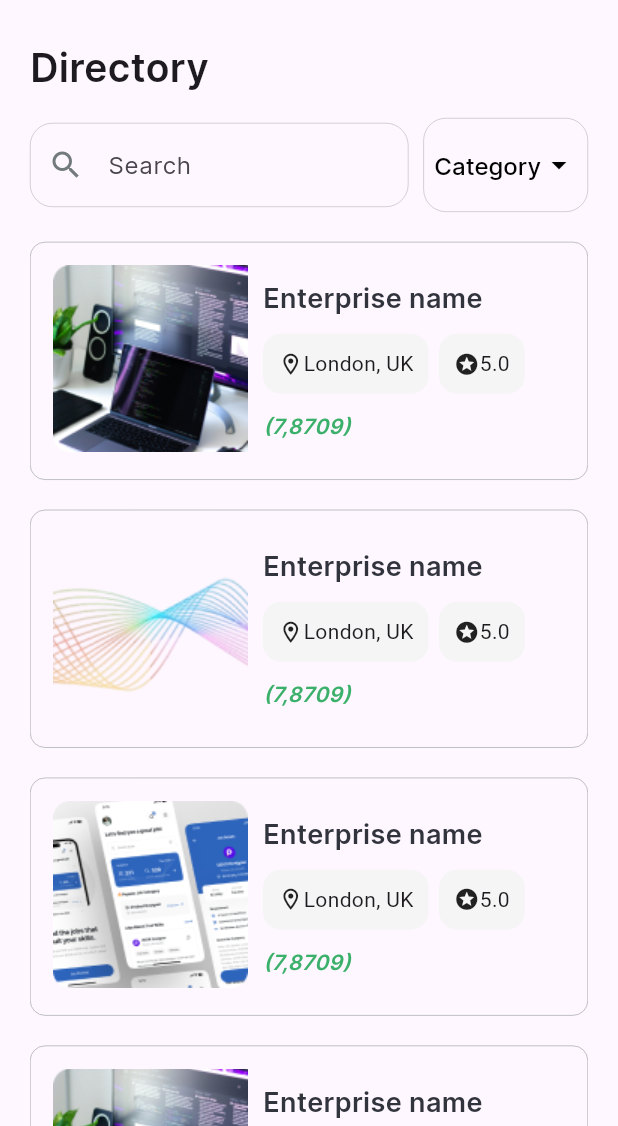
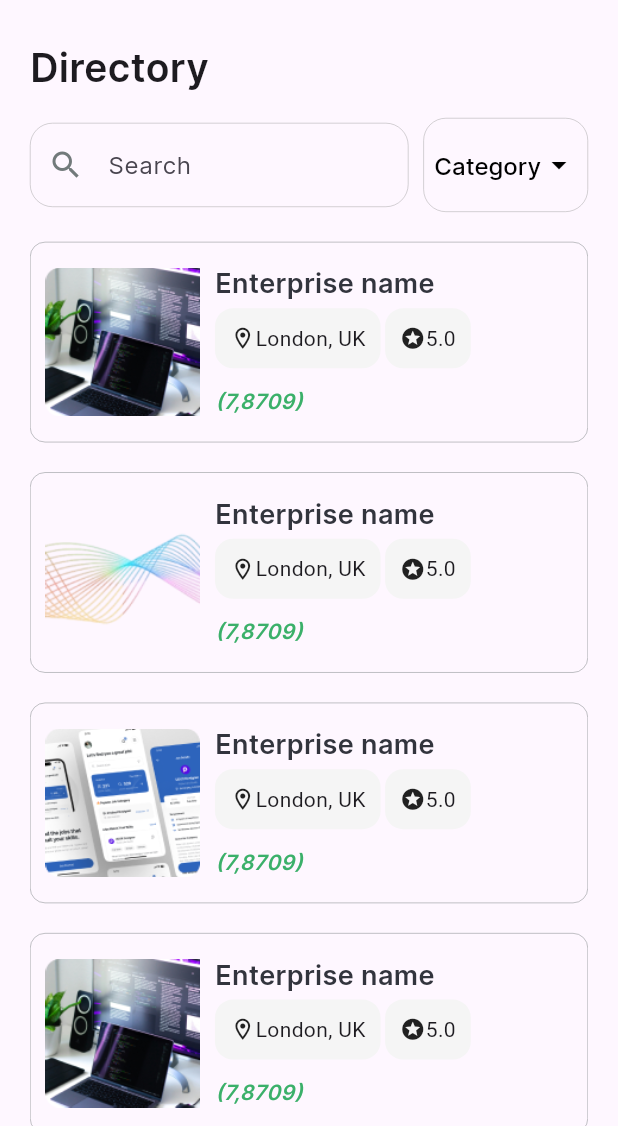
Before and after one commit to Smohana-Priya/coworks_app_ithots, a Flutter app: the Directory screen opened directly, on a phone screen of 412 x 824 dp, the part 110-1236 px from its top. Run offline on Flutter 3.47's test engine with Material 3 defaults, Android fonts, the light colour scheme and no system bars.

Commit message:
directory details screen design completed

```diff
--- a/lib/main.dart
+++ b/lib/main.dart
@@ -1,4 +1,4 @@
-import 'package:coworks_app_ithots/screens/directory.dart';
+import 'package:coworks_app_ithots/screens/login.dart';
 import 'package:flutter/material.dart';
 
 void main() {
@@ -12,7 +12,7 @@
   Widget build(BuildContext context) {
     return MaterialApp(
       debugShowCheckedModeBanner: false,
-      home: Directory(),
+      home: Login(),
     );
   }
 }
--- a/lib/screens/bottom_sheets/services.dart
+++ b/lib/screens/bottom_sheets/services.dart
@@ -103,7 +103,6 @@ class _CoWorksBranchesState extends State<Services> {
                         children: [
                           CircleAvatar(
                             backgroundColor: AppColors.grey2,
-                            // radius: 40,
                             child: Image.asset(AppImages.marketing),
                           ),
                           SizedBox(
--- a/lib/screens/directory.dart
+++ b/lib/screens/directory.dart
@@ -5,6 +5,7 @@ import 'package:flutter/material.dart';
 
 import '../utils/app_images.dart';
 import '../widgets/category_dropdown.dart';
+import 'directory_details.dart';
 
 class Directory extends StatefulWidget {
   const Directory({super.key});
@@ -107,7 +108,15 @@ class _DirectoryState extends State<Directory> {
                 child: ListView.builder(
                     itemCount: _img.length,
                     itemBuilder: (context, index) {
-                      return DirectoryCard(img: _img[index]);
+                      return DirectoryCard(
+                        img: _img[index],
+                        onPressed: () {
+                          Navigator.push(
+                              context,
+                              MaterialPageRoute(
+                                  builder: (context) => DirectoryDetails()));
+                        },
+                      );
                     }),
               )
             ],
--- a/lib/utils/app_const.dart
+++ b/lib/utils/app_const.dart
@@ -21,6 +21,9 @@ class AppConst {
   static const String next = 'Next';
   static const String bookService = 'BOOK A SERVICE';
   static const String dir = 'Directory';
+  static const String dirDetails = 'Directory details';
   static const String enterpriseName = 'Enterprise name';
   static const String search = 'Search';
+  static const String lorem =
+      'Lorem ipsum dolor sit amet, consectetur adipiscing elit, sed do eiusmod tempor incididunt ut labore et dolore magna aliqua. Ut enim ad minim veniam, quis nostrud exercitation ullamco laboris nisi ut aliquip ex ea commodo consequat. Duis aute irure dolor in reprehenderit in voluptate velit esse cillum dolore eu fugiat nulla pariatur. Excepteur sint occaecat cupidatat non proident, sunt in culpa qui officia deserunt mollit anim id est laborum."';
 }
--- a/lib/utils/app_images.dart
+++ b/lib/utils/app_images.dart
@@ -10,4 +10,6 @@ class AppImages {
   static const String enterprise1 = 'assets/images/enterprise1.png';
   static const String enterprise2 = 'assets/images/enterprise2.png';
   static const String enterprise3 = 'assets/images/enterprise3.png';
+  static const String enterprise = 'assets/images/enterprise.png';
+  static const String share = 'assets/images/share.png';
 }
--- a/lib/widgets/directory_card.dart
+++ b/lib/widgets/directory_card.dart
@@ -1,33 +1,41 @@
 import 'package:flutter/material.dart';
+import 'package:flutter/widgets.dart';
 
 import '../utils/app_colors.dart';
 import '../utils/app_const.dart';
 
 class DirectoryCard extends StatelessWidget {
   final String img;
-  const DirectoryCard({super.key, required this.img});
+  final void Function()? onPressed;
+
+  const DirectoryCard({super.key, required this.img, required this.onPressed});
 
   @override
   Widget build(BuildContext context) {
     return Padding(
       padding: const EdgeInsets.symmetric(vertical: 10),
+      child: InkWell(
+        onTap: onPressed,
         child: Container(
           decoration: BoxDecoration(
               borderRadius: BorderRadius.circular(10),
               border: Border.all(width: 0.3, color: AppColors.grey)),
           child: Padding(
-          padding: const EdgeInsets.all(15.0),
+            padding: const EdgeInsets.symmetric(horizontal: 10),
             child: Row(
               crossAxisAlignment: CrossAxisAlignment.start,
               children: [
                 Image.asset(
                   img,
+                  width: MediaQuery.of(context).size.width / 4,
+                  height: 133,
                 ),
                 SizedBox(
                   width: 10,
                 ),
-              Padding(
-                padding: const EdgeInsets.symmetric(vertical: 10),
+                Expanded(
+                  child: Padding(
+                    padding: const EdgeInsets.symmetric(vertical: 15),
                     child: Column(
                       crossAxisAlignment: CrossAxisAlignment.start,
                       children: [
@@ -40,7 +48,7 @@ class DirectoryCard extends StatelessWidget {
                               color: AppColors.black),
                         ),
                         SizedBox(
-                      height: 10,
+                          height: 3,
                         ),
                         Row(
                           children: [
@@ -62,7 +70,7 @@ class DirectoryCard extends StatelessWidget {
                               ),
                             ),
                             SizedBox(
-                          width: 7,
+                              width: 3,
                             ),
                             Container(
                               decoration: BoxDecoration(
@@ -98,8 +106,10 @@ class DirectoryCard extends StatelessWidget {
                         )
                       ],
                     ),
+                  ),
                 )
               ],
+            ),
           ),
         ),
       ),
--- a/pubspec.yaml
+++ b/pubspec.yaml
@@ -15,6 +15,7 @@ dependencies:
 
   cupertino_icons: ^1.0.6
   flutter_svg: ^2.0.10
+  vector_graphics: ^1.1.11+1
 
 dev_dependencies:
   flutter_test:
```
Also changed, not shown: lib/screens/directory_details.dart (added, +169 -0 lines), assets/images/enterprise.png (added), assets/images/share.png (added), pubspec.lock. Lines whose indentation alone changed are shown as unchanged.
